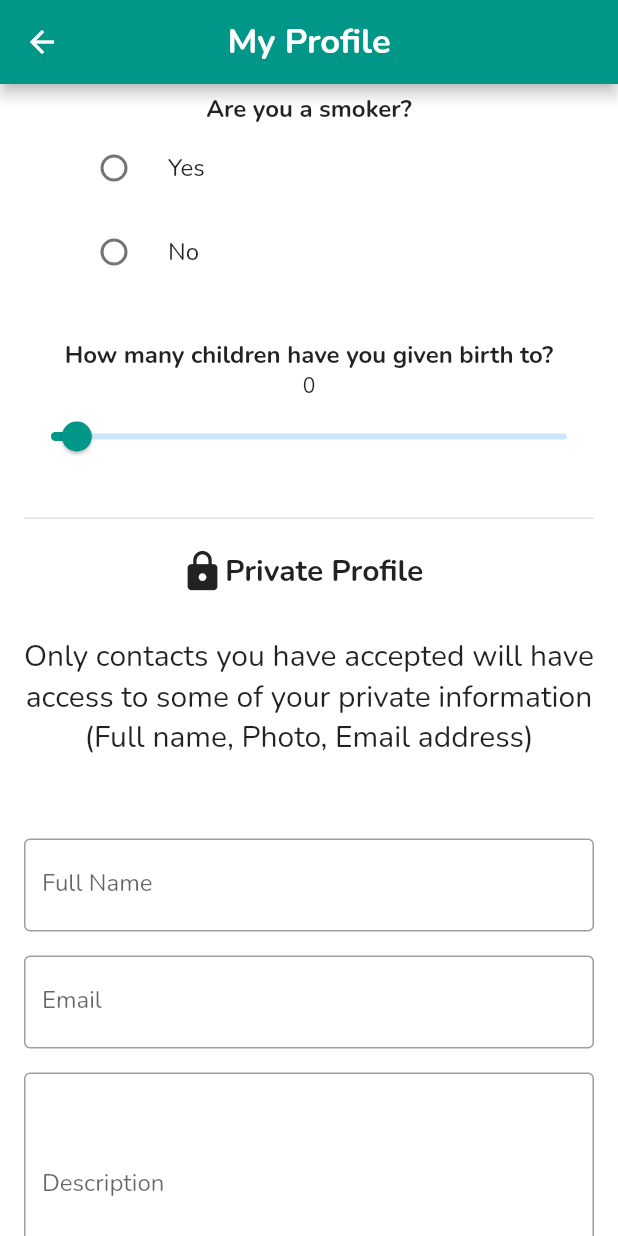
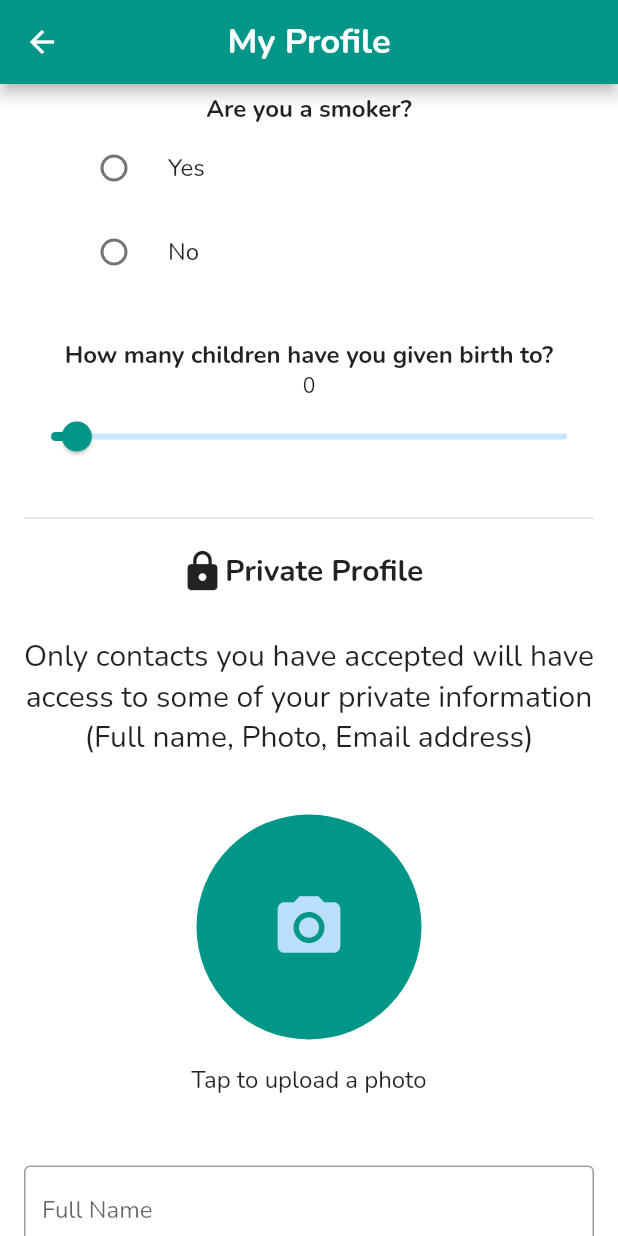
Before and after one commit to rhodinemma/baby-bridge, a Flutter app: the SurrogateMotherForm screen opened directly, scrolled down 935 dp, on a phone screen of 412 x 824 dp. Run offline on Flutter 3.47's test engine with Material 2 defaults, Android fonts, the light colour scheme and no system bars; our stand-ins replace firebase_auth, firebase_core, image_picker, intl_phone_field, intro_slider; accounts and stored records are empty.

Commit message:
update app launcher icon, and profile image upload functionality

```diff
--- a/lib/screens/login.dart
+++ b/lib/screens/login.dart
@@ -118,6 +118,7 @@ class _LoginState extends State<Login> {
               visible: otpFieldVisibility,
               child: CheckboxListTile(
                 activeColor: Colors.teal,
+                controlAffinity: ListTileControlAffinity.leading,
                 value: _isChecked,
                 title: const Text(
                     'I am over the age of 21 years and I accept terms of use'),
--- a/lib/screens/surrogate_mother_form.dart
+++ b/lib/screens/surrogate_mother_form.dart
@@ -1,3 +1,6 @@
+import 'dart:io';
+
+import 'package:image_picker/image_picker.dart';
 import 'package:baby_bridge/widgets/slider.dart';
 import 'package:flutter/material.dart';
 
@@ -41,6 +44,21 @@ class _SurrogateMotherFormState extends State<SurrogateMotherForm> {
   ];
 
   String? _selectedCountry;
+
+  // This is the file that will be used to store the image
+  File? _image;
+  // This is the image picker
+  final _picker = ImagePicker();
+  // Implementing the image picker
+  Future<void> _openImagePicker() async {
+    final XFile? pickedImage =
+        await _picker.pickImage(source: ImageSource.gallery);
+    if (pickedImage != null) {
+      setState(() {
+        _image = File(pickedImage.path);
+      });
+    }
+  }
 
   @override
   Widget build(BuildContext context) {
@@ -352,6 +370,33 @@ class _SurrogateMotherFormState extends State<SurrogateMotherForm> {
           ),
           const SizedBox(height: 30.0),
 
+          Column(
+            mainAxisAlignment: MainAxisAlignment.center,
+            children: [
+              InkWell(
+                onTap: _openImagePicker,
+                child: CircleAvatar(
+                  backgroundColor: Colors.teal,
+                  radius: 75,
+                  backgroundImage: _image != null ? FileImage(_image!) : null,
+                  child: _image == null
+                      ? const Icon(
+                          Icons.camera_alt,
+                          size: 50,
+                        )
+                      : null,
+                ),
+              ),
+              const SizedBox(height: 16),
+              const Text(
+                'Tap to upload a photo',
+                style: TextStyle(fontSize: 16),
+              ),
+            ],
+          ),
+
+          const SizedBox(height: 30.0),
+
           Form(
             key: _formKey,
             child: Padding(
@@ -410,7 +455,8 @@ class _SurrogateMotherFormState extends State<SurrogateMotherForm> {
                   ElevatedButton(
                     style: ButtonStyle(
                       backgroundColor: MaterialStateProperty.all(Colors.teal),
-                      minimumSize: MaterialStateProperty.all(const Size(150, 50)),
+                      minimumSize:
+                          MaterialStateProperty.all(const Size(150, 50)),
                     ),
                     onPressed: () {
                       if (_formKey.currentState!.validate()) {
@@ -421,8 +467,11 @@ class _SurrogateMotherFormState extends State<SurrogateMotherForm> {
                         debugPrint('Description: $_description');
                       }
                     },
-                    child: const Text('Save Profile', style:
-                    TextStyle(fontSize: 20, fontWeight: FontWeight.bold),),
+                    child: const Text(
+                      'Save Profile',
+                      style:
+                          TextStyle(fontSize: 20, fontWeight: FontWeight.bold),
+                    ),
                   ),
                 ],
               ),
--- a/pubspec.yaml
+++ b/pubspec.yaml
@@ -39,6 +39,7 @@ dependencies:
   intl_phone_field: ^3.1.0
   firebase_core: ^2.9.0
   firebase_auth: ^4.4.0
+  image_picker: ^0.8.5+3
 
 dev_dependencies:
   flutter_test:
```
Also changed, not shown: lib/widgets/avatar_picker.dart (added, +57 -0 lines), pubspec.lock, 6 other files.
